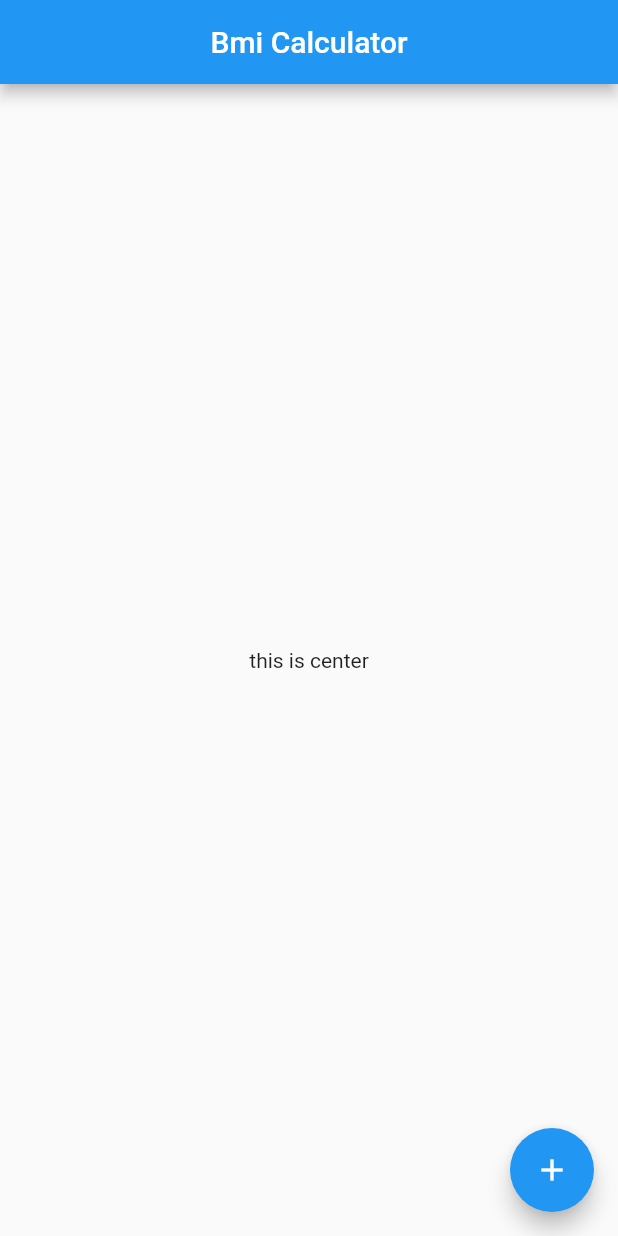
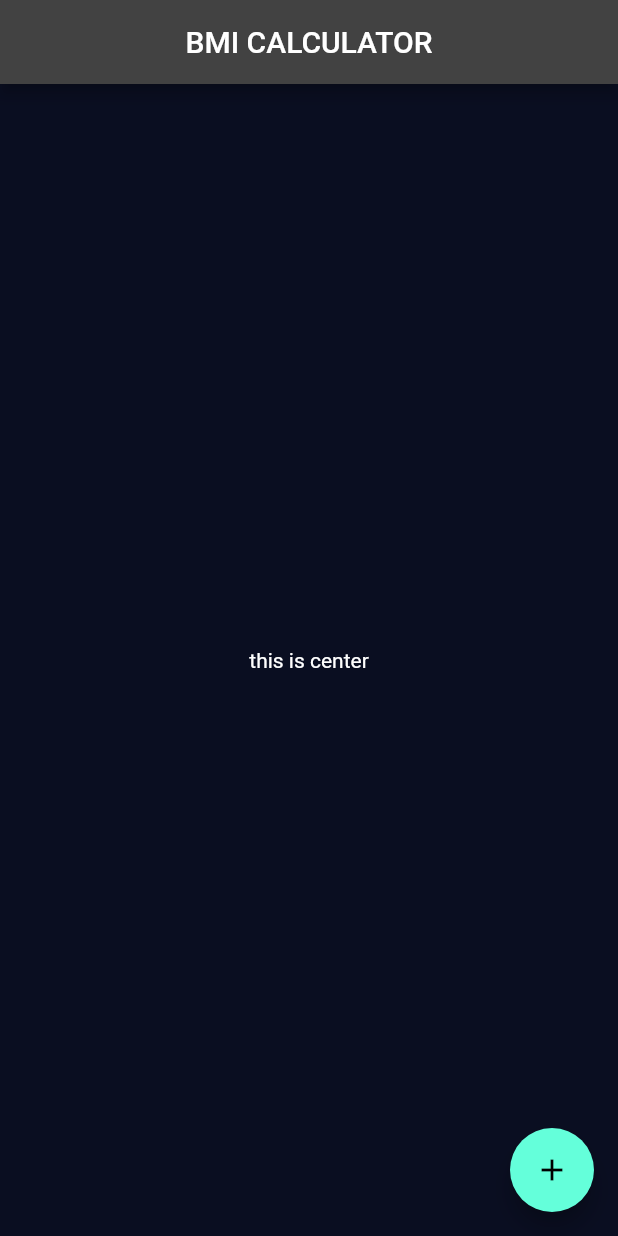
Before and after one commit to KaungThant-Zin/bmi-calculator, a Flutter app: the screen it shows after launch, on a phone screen of 412 x 824 dp. Run offline on Flutter 3.47's test engine with Material 2 defaults, Android fonts, the phone set to English and light mode, and no system bars.

Commit message:
using theme

```diff
--- a/lib/main.dart
+++ b/lib/main.dart
@@ -8,6 +8,10 @@ class Bmicalculator extends StatelessWidget {
   @override
   Widget build(BuildContext context) {
     return MaterialApp(
+      theme: ThemeData.dark().copyWith(
+        primaryColor: Color(0xFF0A0E21),
+        scaffoldBackgroundColor: Color(0xFF0A0E21),
+      ),
       home: InputPage(),
     );
   }
@@ -23,7 +27,7 @@ class _InputPageState extends State<InputPage> {
   Widget build(BuildContext context) {
     return Scaffold(
       appBar: AppBar(
-        title: Text('Bmi Calculator'),
+        title: Text('BMI CALCULATOR'),
         centerTitle: true,
       ),
       body: Center(
```
